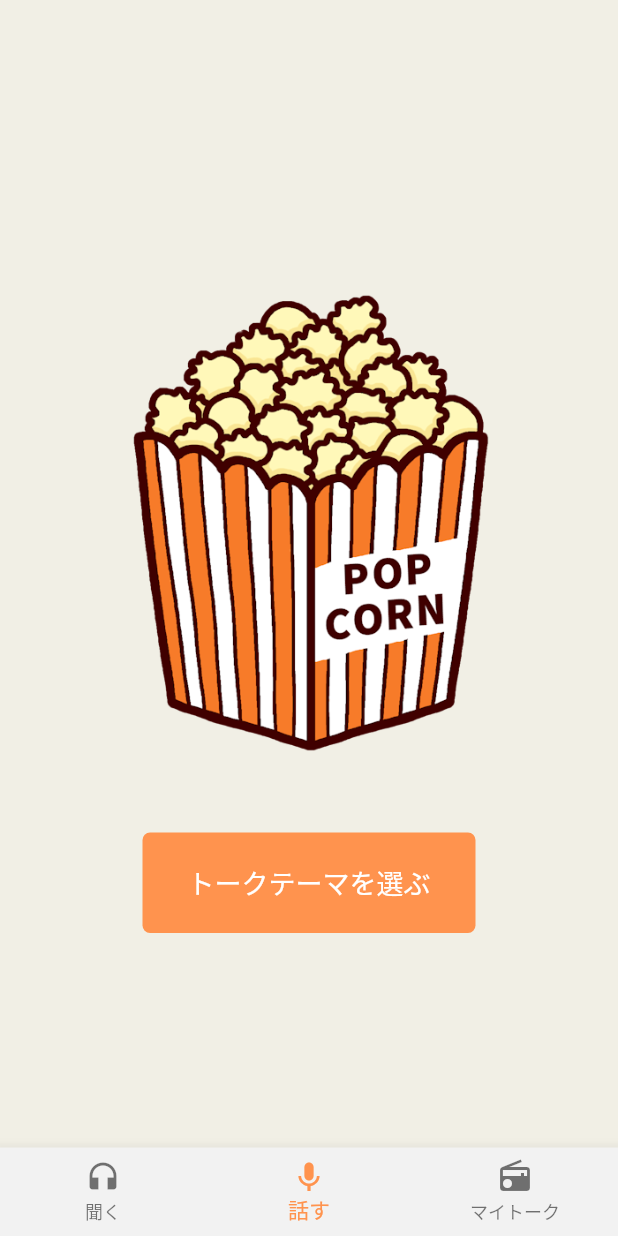
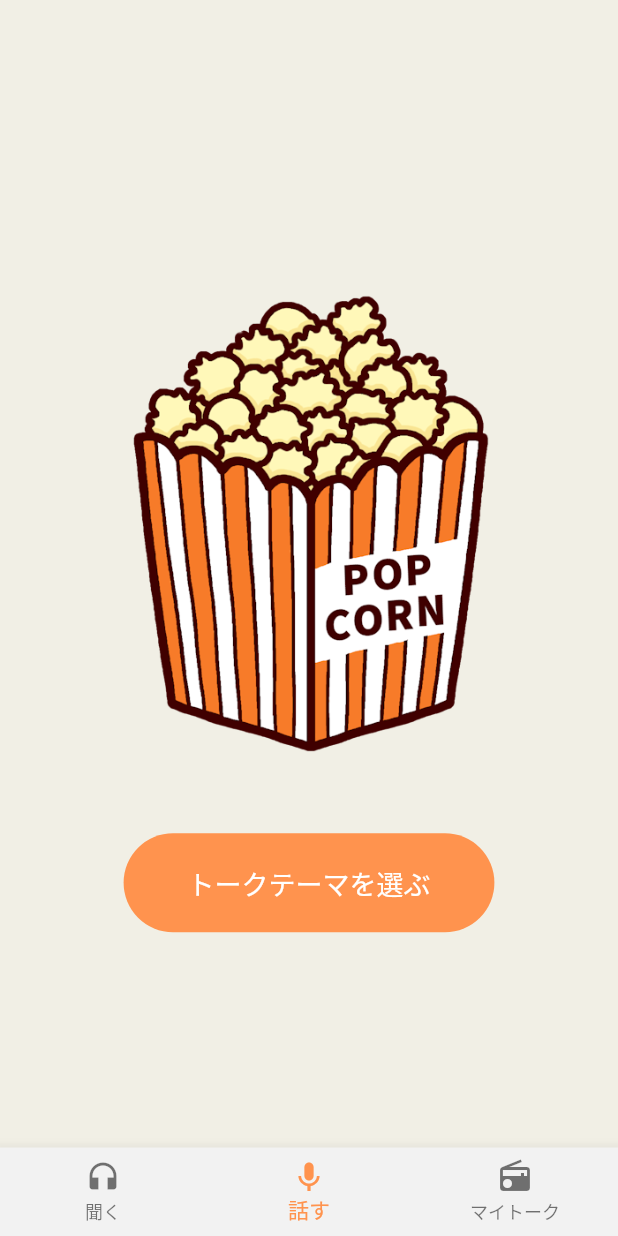
Before and after one commit to masa-tokyo/pop_talk, a Flutter app: the screen it shows after launch, on a phone screen of 412 x 824 dp. Run offline on Flutter 3.47's test engine with Material 2 defaults, Android fonts, the phone set to English and light mode, and no system bars; our stand-ins replace cloud_firestore, firebase_auth, firebase_core, firebase_storage, flutter_dotenv, flutter_riverpod and 8 more; missing offline and left inert: flutter_sound; accounts and stored records are empty; network calls fail; statements that could not run were skipped; project files that could hold a hidden picture were left out.

Commit message:
UI 修正

```diff
--- a/lib/presentation/ui/templates/talk/gacha.dart
+++ b/lib/presentation/ui/templates/talk/gacha.dart
@@ -3,6 +3,8 @@ import 'dart:math' as math;
 import 'package:flutter/material.dart';
 import 'package:flutter_riverpod/flutter_riverpod.dart';
 import 'package:pop_talk/presentation/notifier/talk_topics.dart';
+
+final imageWidget = Image.asset('assets/images/pop.png');
 
 class GachaView extends StatefulWidget {
   @override
@@ -11,18 +13,42 @@ class GachaView extends StatefulWidget {
 
 class _GachaViewState extends State<GachaView>
     with SingleTickerProviderStateMixin {
+  late MediaQueryData _mediaQueryData;
+  double? screenWidth;
+  double? screenHeight;
+  double? blockSizeHorizontal;
+  double? blockSizeVertical;
+
+  double? btnSizeHorizontal;
+  double? btnSizeVertical;
+
   bool isTapped = false;
-  final imageWidget = Image.asset('assets/images/pop.png');
+
+  @override
+  void initState() {
+    // TODO: implement initState
+    super.initState();
+  }
 
   @override
   Widget build(BuildContext context) {
+    _mediaQueryData = MediaQuery.of(context);
+    screenWidth = _mediaQueryData.size.width;
+    screenHeight = _mediaQueryData.size.height;
+
+    blockSizeHorizontal = screenWidth! / 100;
+    blockSizeVertical = screenHeight! / 100;
+
+    btnSizeHorizontal = blockSizeHorizontal! * 60; //幅
+    btnSizeVertical = blockSizeVertical! * 8; //高
+
     final _talkTopicNotifier = context.read(talkTopicProvider);
     return Center(
-      child: Column(
+      child: isTapped
+          ? Column(
               mainAxisSize: MainAxisSize.min,
               children: [
-          isTapped
-              ? ShakeAnimation(
+                ShakeAnimation(
                   onEndAnimation: () async {
                     await _talkTopicNotifier.nextThemes();
                     setState(() {
@@ -30,9 +56,26 @@ class _GachaViewState extends State<GachaView>
                     });
                   },
                   child: imageWidget,
+                ),
+                SizedBox(
+                  width: btnSizeHorizontal,
+                  height: btnSizeVertical,
+                ),
+              ],
             )
-              : imageWidget,
-          ElevatedButton(
+          : Column(
+              mainAxisSize: MainAxisSize.min,
+              children: [
+                imageWidget,
+                LayoutBuilder(builder:
+                    (BuildContext context, BoxConstraints constraints) {
+                  return SizedBox(
+                    width: btnSizeHorizontal,
+                    height: btnSizeVertical,
+                    child: ElevatedButton(
+                      style: ElevatedButton.styleFrom(
+                        shape: const StadiumBorder(),
+                      ),
                       onPressed: () {
                         setState(() {
                           isTapped = true;
@@ -41,10 +84,13 @@ class _GachaViewState extends State<GachaView>
                       child: Text(
                         'トークテーマを選ぶ',
                         style: TextStyle(
-                fontSize: Theme.of(context).textTheme.headline2!.fontSize,
+                          fontSize:
+                              Theme.of(context).textTheme.headline2!.fontSize,
                         ),
                       ),
                     ),
+                  );
+                })
               ],
             ),
     );
@@ -67,7 +113,6 @@ class _ShakeAnimationState extends State<ShakeAnimation>
     with TickerProviderStateMixin {
   late final AnimationController controller;
 
-  final imageWidget = Image.asset('assets/images/pop.png');
   int shakeCount = 0;
 
   @override
@@ -157,10 +202,6 @@ class _ShakeAnimationState extends State<ShakeAnimation>
                               color: Colors.white,
                               spreadRadius: 50,
                               blurRadius: 10,
-                              offset: Offset(
-                                10,
-                                10,
-                              ),
                             ),
                           ],
                         ),
```
Also changed, not shown: lib/presentation/ui/templates/talk/talk_topics.dart (+77 -97 lines). Lines whose indentation alone changed are shown as unchanged.
